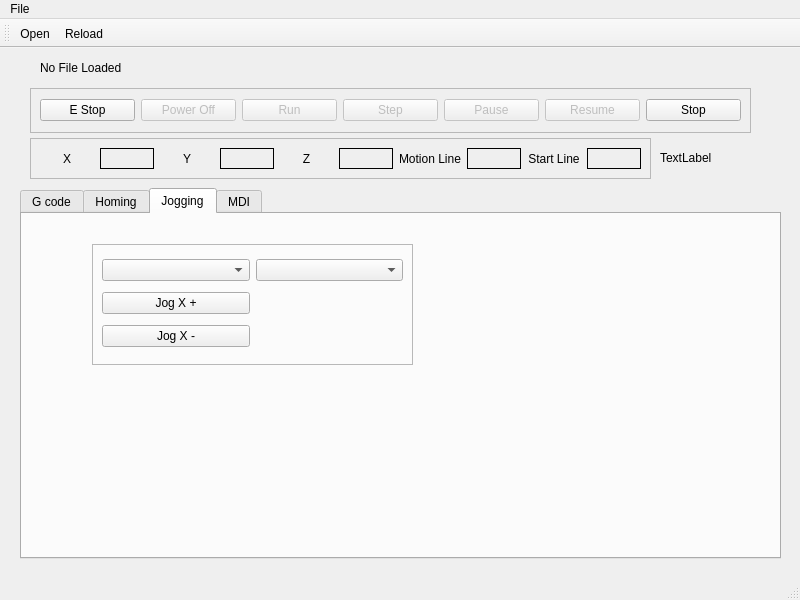
Above: emc/src/emc.ui from jethornton/EMC6 before the change. Below: the same form after it.
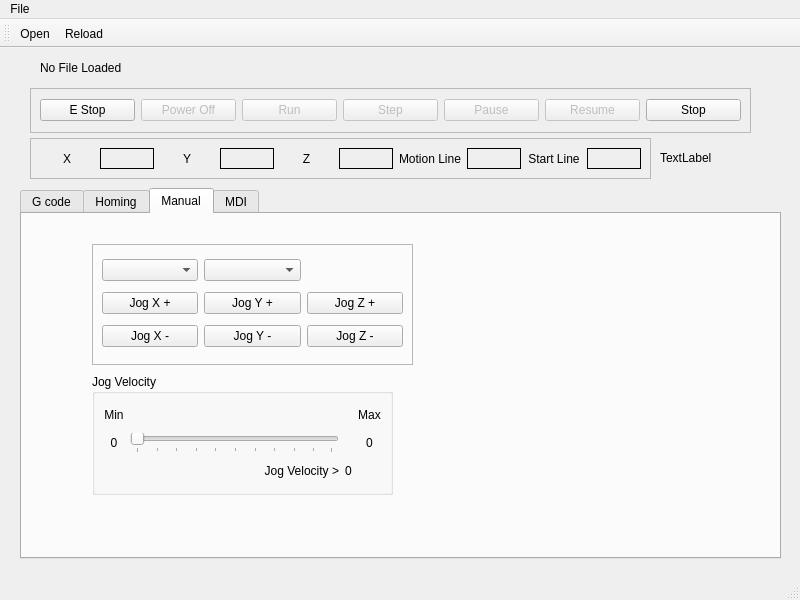
That is the form after the change. The open tabs and pages were chosen to show the change.

Commit message: fix jog and add jog slider

What changed in the file:
```diff
--- a/emc/src/emc.ui
+++ b/emc/src/emc.ui
@@ -400,7 +400,7 @@
     </widget>
     <widget class="QWidget" name="tab_3">
      <attribute name="title">
-      <string>Jogging</string>
+      <string>Manual</string>
      </attribute>
      <widget class="QFrame" name="frame_3">
       <property name="geometry">
@@ -428,6 +428,16 @@
        <item row="0" column="0">
         <widget class="QComboBox" name="jog_modes_cb"/>
        </item>
+       <item row="2" column="1">
+        <widget class="QPushButton" name="jog_minus_pb_1">
+         <property name="text">
+          <string>Jog Y -</string>
+         </property>
+        </widget>
+       </item>
+       <item row="0" column="1">
+        <widget class="QComboBox" name="jog_increments_cb"/>
+       </item>
        <item row="2" column="0">
         <widget class="QPushButton" name="jog_minus_pb_0">
          <property name="text">
@@ -435,8 +445,108 @@
          </property>
         </widget>
        </item>
-       <item row="0" column="1">
-        <widget class="QComboBox" name="jog_increments_cb"/>
+       <item row="1" column="1">
+        <widget class="QPushButton" name="jog_plus_pb_1">
+         <property name="text">
+          <string>Jog Y +</string>
+         </property>
+        </widget>
+       </item>
+       <item row="1" column="2">
+        <widget class="QPushButton" name="jog_plus_pb_2">
+         <property name="text">
+          <string>Jog Z +</string>
+         </property>
+        </widget>
+       </item>
+       <item row="2" column="2">
+        <widget class="QPushButton" name="jog_minus_pb_2">
+         <property name="text">
+          <string>Jog Z -</string>
+         </property>
+        </widget>
+       </item>
+      </layout>
+     </widget>
+     <widget class="QGroupBox" name="groupBox">
+      <property name="geometry">
+       <rect>
+        <x>70</x>
+        <y>160</y>
+        <width>301</width>
+        <height>121</height>
+       </rect>
+      </property>
+      <property name="title">
+       <string>Jog Velocity</string>
+      </property>
+      <layout class="QGridLayout" name="gridLayout_5">
+       <item row="0" column="3">
+        <widget class="QLabel" name="label_11">
+         <property name="text">
+          <string>Max</string>
+         </property>
+         <property name="alignment">
+          <set>Qt::AlignCenter</set>
+         </property>
+        </widget>
+       </item>
+       <item row="1" column="3">
+        <widget class="QLabel" name="max_jog_vel_lb">
+         <property name="text">
+          <string>0</string>
+         </property>
+         <property name="alignment">
+          <set>Qt::AlignCenter</set>
+         </property>
+        </widget>
+       </item>
+       <item row="1" column="1">
+        <widget class="QSlider" name="jog_vel_s">
+         <property name="orientation">
+          <enum>Qt::Horizontal</enum>
+         </property>
+         <property name="tickPosition">
+          <enum>QSlider::TicksBelow</enum>
+         </property>
+        </widget>
+       </item>
+       <item row="1" column="0">
+        <widget class="QLabel" name="min_jog_vel_lb">
+         <property name="text">
+          <string>0</string>
+         </property>
+         <property name="alignment">
+          <set>Qt::AlignCenter</set>
+         </property>
+        </widget>
+       </item>
+       <item row="2" column="1">
+        <widget class="QLabel" name="label_9">
+         <property name="text">
+          <string>Jog Velocity &gt;</string>
+         </property>
+         <property name="alignment">
+          <set>Qt::AlignRight|Qt::AlignTrailing|Qt::AlignVCenter</set>
+         </property>
+        </widget>
+       </item>
+       <item row="0" column="0">
+        <widget class="QLabel" name="label_10">
+         <property name="text">
+          <string>Min</string>
+         </property>
+         <property name="alignment">
+          <set>Qt::AlignCenter</set>
+         </property>
+        </widget>
+       </item>
+       <item row="2" column="2">
+        <widget class="QLabel" name="jog_vel_lb">
+         <property name="text">
+          <string>0</string>
+         </property>
+        </widget>
        </item>
       </layout>
      </widget>
```
The commit also changes 6 other files.
